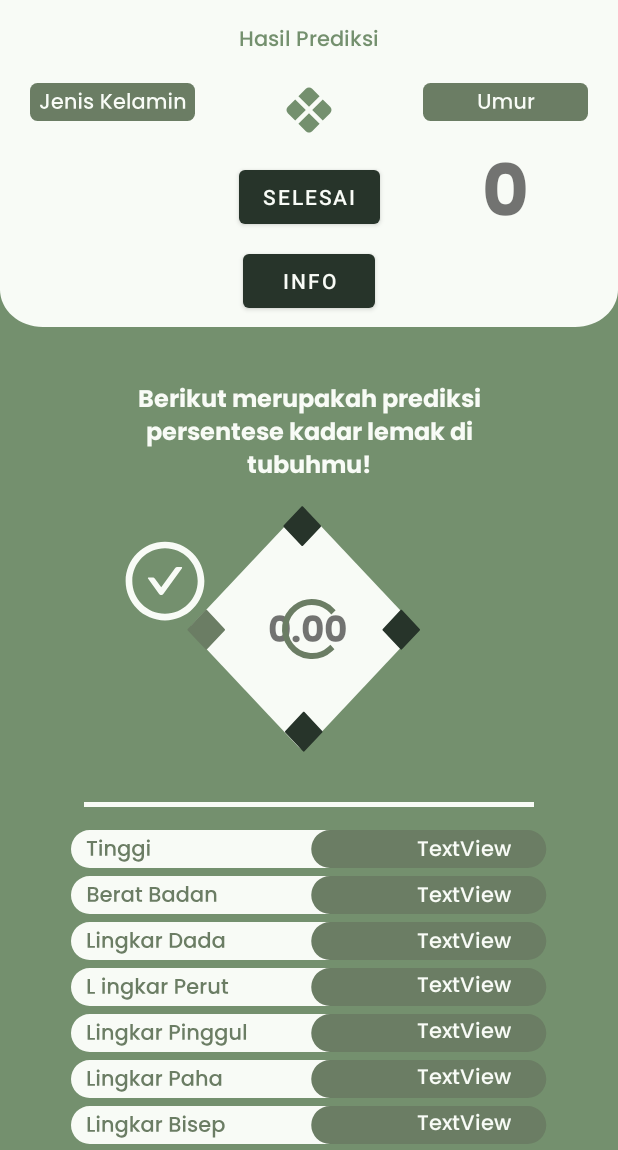
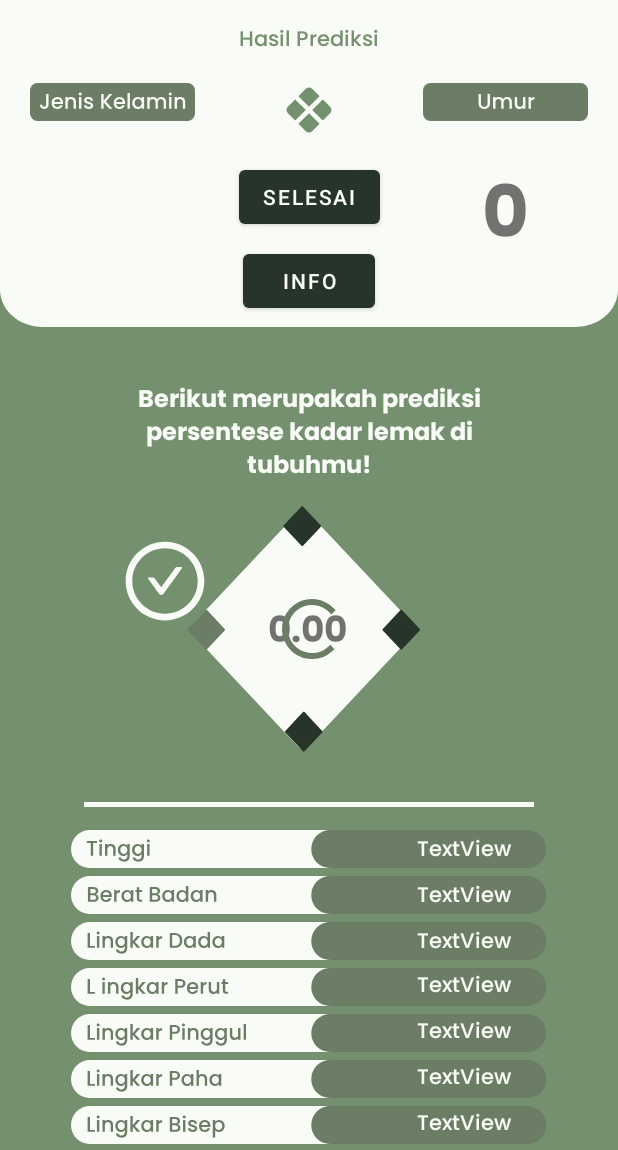
Before and after one commit to luthfialghz/Fatless, an Android app: the layout activity_main.xml on its own in the app's theme, with its tools: preview values and no code run, on a phone screen of 412 x 824 dp, the part 86-1236 px from its top. Run offline under Robolectric (Android 15) with nearby library versions, the phone set to English and light mode, and no system bars.

Commit message:
Repair Layout

```diff
--- a/app/src/main/res/layout/activity_gender.xml
+++ b/app/src/main/res/layout/activity_gender.xml
@@ -50,9 +50,11 @@
         android:layout_height="wrap_content"
         android:layout_marginTop="75dp"
         android:layout_marginEnd="50dp"
+        android:background="@color/baby_powder"
         app:layout_constraintEnd_toEndOf="parent"
-        android:background="@color/baby_powder"
         app:layout_constraintTop_toBottomOf="@+id/tv_questionGender"
         app:srcCompat="@drawable/male_button" />
 
+
+
 </androidx.constraintlayout.widget.ConstraintLayout>
--- a/app/src/main/res/layout/activity_main.xml
+++ b/app/src/main/res/layout/activity_main.xml
@@ -28,10 +28,11 @@
 
                 <ImageView
                     android:id="@+id/iv_genderDataMale"
-                    android:layout_width="wrap_content"
-                    android:layout_height="wrap_content"
-                    android:layout_marginTop="10dp"
+                    android:layout_width="0dp"
+                    android:layout_height="0dp"
+                    android:layout_marginTop="16dp"
                     android:visibility="invisible"
+                    app:layout_constraintBottom_toBottomOf="parent"
                     app:layout_constraintEnd_toEndOf="@+id/iv_gender"
                     app:layout_constraintStart_toStartOf="@+id/iv_gender"
                     app:layout_constraintTop_toBottomOf="@+id/iv_gender"
@@ -41,7 +42,7 @@
                     android:id="@+id/iv_genderDataFemale"
                     android:layout_width="0dp"
                     android:layout_height="0dp"
-                    android:layout_marginTop="10dp"
+                    android:layout_marginTop="8dp"
                     android:visibility="invisible"
                     app:layout_constraintBottom_toBottomOf="parent"
                     app:layout_constraintEnd_toEndOf="@+id/iv_gender"
@@ -115,7 +116,7 @@
                     android:id="@+id/tv_user_age"
                     android:layout_width="0dp"
                     android:layout_height="0dp"
-                    android:layout_marginTop="10dp"
+                    android:layout_marginTop="24dp"
                     android:fontFamily="@font/poppins_bold"
                     android:text="@string/user_age"
                     android:textAlignment="center"
--- a/app/src/main/res/values/strings.xml
+++ b/app/src/main/res/values/strings.xml
@@ -43,7 +43,7 @@ pengguna dalam memprediksi persentase kadar lemak dalam tubuh.</string>
 
     <!--Biceps Page-->
     <string name="biceps_question">Ukuran lingkar bisep kamu</string>
-    <string name="biceps_description">Lilitkan pita ukur secara merata pada biceps, jangan kencangkan lilitan atau menekuk pita ukur</string>
+    <string name="biceps_description">Lilitkan pita ukur secara merata pada bisep, jangan kencangkan lilitan atau menekuk pita ukur</string>
 
     <!--Main Page-->
     <string name="prediction_title">Hasil Prediksi</string>
```
Lines whose indentation alone changed are shown as unchanged.
